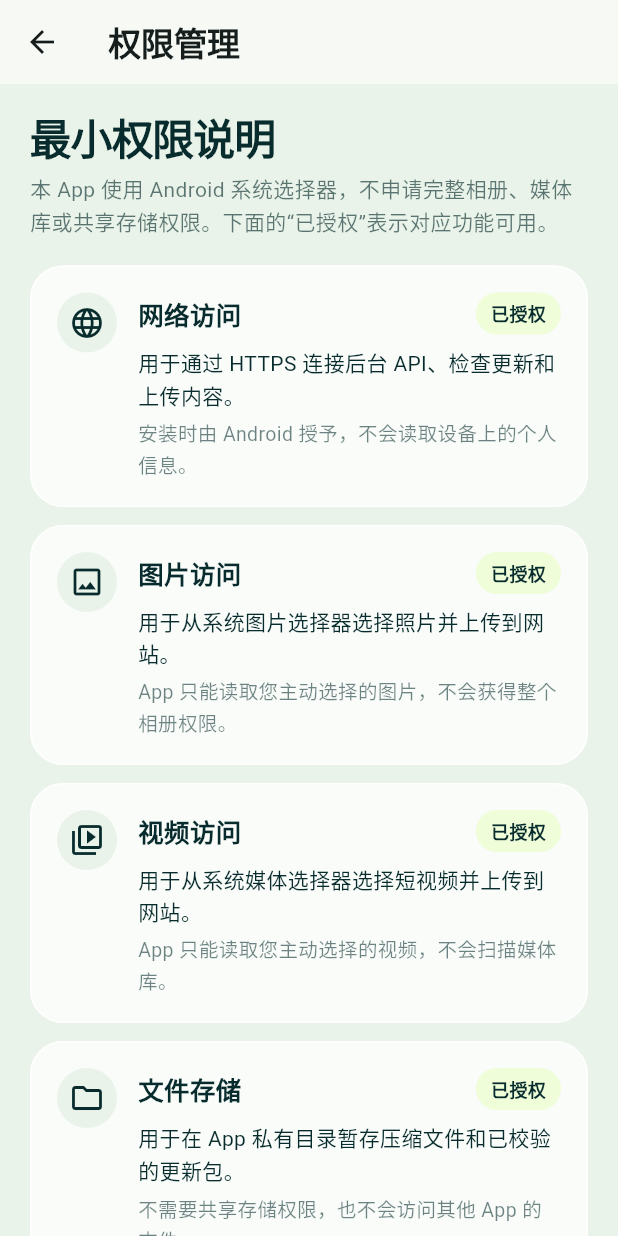
After one commit to jack-114514/into-youth-archive, a Flutter app: the PermissionsScreen screen opened directly, on a phone screen of 412 x 824 dp. The commit adds this screen. Run offline on Flutter 3.47's test engine with Material 3 defaults, Android fonts, the phone set to English and light mode, and no system bars; our stand-ins replace dio, flutter_image_compress, flutter_riverpod, flutter_secure_storage, image_picker, open_filex and 1 more; missing offline and left inert: video_compress; accounts and stored records are empty.

Commit message:
feat(android): add release info and permission guidance

```diff
--- a/mobile-admin-app/lib/core/config/app_config.dart
+++ b/mobile-admin-app/lib/core/config/app_config.dart
@@ -22,6 +22,22 @@ class AppConfig {
     'BUILD_TYPE',
     defaultValue: 'debug',
   );
+  static const apiEnvironment = String.fromEnvironment(
+    'API_ENVIRONMENT',
+    defaultValue: 'development',
+  );
+
+  static Uri? get officialWebsiteUri => _httpsUri(publicBaseUrl);
+
+  static Uri? get githubProjectUri {
+    final releases = _httpsUri(githubReleasesUrl);
+    if (releases == null) return null;
+    final segments = [...releases.pathSegments];
+    if (segments.isNotEmpty && segments.last == 'releases') {
+      segments.removeLast();
+    }
+    return releases.replace(pathSegments: segments);
+  }
 
   static bool get isConfigured =>
       Uri.tryParse(apiBaseUrl)?.scheme == 'https' &&
@@ -36,4 +52,10 @@ class AppConfig {
     }
     return base.resolve(value);
   }
+
+  static Uri? _httpsUri(String value) {
+    final uri = Uri.tryParse(value.trim());
+    if (uri == null || uri.scheme != 'https' || uri.host.isEmpty) return null;
+    return uri;
+  }
 }
--- /dev/null
+++ b/mobile-admin-app/lib/core/platform/system_settings.dart
@@ -0,0 +1,11 @@
+import 'package:flutter/services.dart';
+
+class SystemSettings {
+  const SystemSettings._();
+
+  static const _channel = MethodChannel('com.intoyoutharchive/system_settings');
+
+  static Future<void> openAppPermissionSettings() async {
+    await _channel.invokeMethod<void>('openAppPermissionSettings');
+  }
+}
--- a/mobile-admin-app/lib/features/developer/developer_screen.dart
+++ b/mobile-admin-app/lib/features/developer/developer_screen.dart
@@ -2,7 +2,7 @@ import 'package:flutter/material.dart';
 import 'package:flutter_riverpod/flutter_riverpod.dart';
 import 'package:package_info_plus/package_info_plus.dart';
 
-import '../../core/config/app_config.dart';
+import '../../core/config/app_diagnostics.dart';
 import '../../core/providers.dart';
 import '../../core/theme/app_theme.dart';
 
@@ -10,6 +10,7 @@ final developerInfoProvider = FutureProvider.autoDispose<Map<String, dynamic>>((
   ref,
 ) async {
   final package = await PackageInfo.fromPlatform();
+  final diagnostics = AppDiagnostics.fromPackage(package);
   final session = await ref.watch(apiClientProvider).getJson('/session');
   final stopwatch = Stopwatch()..start();
   final dashboard = await ref.watch(apiClientProvider).getJson('/dashboard');
@@ -18,12 +19,14 @@ final developerInfoProvider = FutureProvider.autoDispose<Map<String, dynamic>>((
       .watch(apiClientProvider)
       .getJson('/operation-logs', query: const {'limit': 40});
   return {
-    'version': package.version,
-    'version_code': package.buildNumber,
-    'package': package.packageName,
-    'commit': AppConfig.buildCommit,
-    'build_time': AppConfig.buildTime,
-    'build_type': AppConfig.buildType,
+    'app_name': diagnostics.appName,
+    'version': diagnostics.version,
+    'version_code': diagnostics.versionCode,
+    'package': diagnostics.packageName,
+    'commit': diagnostics.gitCommit,
+    'build_time': diagnostics.buildTime,
+    'build_type': diagnostics.buildType,
+    'api_environment': diagnostics.apiEnvironment,
     'api_latency_ms': stopwatch.elapsedMilliseconds,
     'session': session,
     'dashboard': dashboard,
@@ -60,6 +63,7 @@ class DeveloperScreen extends ConsumerWidget {
                 style: TextStyle(color: AppTheme.ink.withValues(alpha: .58)),
               ),
               const SizedBox(height: 20),
+              _InfoTile(label: 'App 名称', value: data['app_name'].toString()),
               _InfoTile(label: 'App 版本', value: data['version'].toString()),
               _InfoTile(
                 label: 'Version Code',
@@ -74,6 +78,10 @@ class DeveloperScreen extends ConsumerWidget {
               _InfoTile(
                 label: 'Build 类型',
                 value: data['build_type'].toString(),
+              ),
+              _InfoTile(
+                label: 'API Environment',
+                value: data['api_environment'].toString(),
               ),
               _InfoTile(label: 'API', value: '在线'),
               _InfoTile(label: 'API 延迟', value: '${data['api_latency_ms']} ms'),
--- /dev/null
+++ b/mobile-admin-app/lib/features/settings/permissions_screen.dart
@@ -0,0 +1,178 @@
+import 'package:flutter/material.dart';
+import 'package:flutter/services.dart';
+
+import '../../core/platform/system_settings.dart';
+import '../../core/theme/app_theme.dart';
+
+class PermissionsScreen extends StatelessWidget {
+  const PermissionsScreen({super.key});
+
+  static const items = <PermissionDescription>[
+    PermissionDescription(
+      name: '网络访问',
+      icon: Icons.language_rounded,
+      purpose: '用于通过 HTTPS 连接后台 API、检查更新和上传内容。',
+      detail: '安装时由 Android 授予，不会读取设备上的个人信息。',
+    ),
+    PermissionDescription(
+      name: '图片访问',
+      icon: Icons.photo_outlined,
+      purpose: '用于从系统图片选择器选择照片并上传到网站。',
+      detail: 'App 只能读取您主动选择的图片，不会获得整个相册权限。',
+    ),
+    PermissionDescription(
+      name: '视频访问',
+      icon: Icons.video_library_outlined,
+      purpose: '用于从系统媒体选择器选择短视频并上传到网站。',
+      detail: 'App 只能读取您主动选择的视频，不会扫描媒体库。',
+    ),
+    PermissionDescription(
+      name: '文件存储',
+      icon: Icons.folder_outlined,
+      purpose: '用于在 App 私有目录暂存压缩文件和已校验的更新包。',
+      detail: '不需要共享存储权限，也不会访问其他 App 的文件。',
+    ),
+  ];
+
+  Future<void> _openSettings(BuildContext context) async {
+    try {
+      await SystemSettings.openAppPermissionSettings();
+    } on PlatformException catch (error) {
+      if (!context.mounted) return;
+      ScaffoldMessenger.of(context).showSnackBar(
+        SnackBar(content: Text('无法打开系统设置：${error.message ?? error.code}')),
+      );
+    }
+  }
+
+  @override
+  Widget build(BuildContext context) {
+    return Scaffold(
+      appBar: AppBar(title: const Text('权限管理')),
+      body: ListView(
+        padding: const EdgeInsets.fromLTRB(20, 20, 20, 40),
+        children: [
+          Text('最小权限说明', style: Theme.of(context).textTheme.headlineMedium),
+          const SizedBox(height: 8),
+          Text(
+            '本 App 使用 Android 系统选择器，不申请完整相册、媒体库或共享存储权限。下面的“已授权”表示对应功能可用。',
+            style: TextStyle(color: AppTheme.ink.withValues(alpha: .64)),
+          ),
+          const SizedBox(height: 18),
+          for (final item in items) ...[
+            _PermissionCard(item: item),
+            const SizedBox(height: 12),
+          ],
+          const SizedBox(height: 6),
+          FilledButton.icon(
+            onPressed: () => _openSettings(context),
+            icon: const Icon(Icons.settings_outlined),
+            label: const Text('打开系统权限设置'),
+          ),
+          const SizedBox(height: 10),
+          Text(
+            '将打开 Android 的 INTO 青春管理应用信息页，您可以在其中查看权限。',
+            textAlign: TextAlign.center,
+            style: TextStyle(
+              color: AppTheme.ink.withValues(alpha: .54),
+              fontSize: 13,
+            ),
+          ),
+        ],
+      ),
+    );
+  }
+}
+
+class PermissionDescription {
+  const PermissionDescription({
+    required this.name,
+    required this.icon,
+    required this.purpose,
+    required this.detail,
+  });
+
+  final String name;
+  final IconData icon;
+  final String purpose;
+  final String detail;
+}
+
+class _PermissionCard extends StatelessWidget {
+  const _PermissionCard({required this.item});
+
+  final PermissionDescription item;
+
+  @override
+  Widget build(BuildContext context) {
+    return Card(
+      child: Padding(
+        padding: const EdgeInsets.all(18),
+        child: Row(
+          crossAxisAlignment: CrossAxisAlignment.start,
+          children: [
+            CircleAvatar(
+              backgroundColor: AppTheme.mint,
+              foregroundColor: AppTheme.ink,
+              child: Icon(item.icon),
+            ),
+            const SizedBox(width: 14),
+            Expanded(
+              child: Column(
+                crossAxisAlignment: CrossAxisAlignment.start,
+                children: [
+                  Row(
+                    children: [
+                      Expanded(
+                        child: Text(
+                          item.name,
+                          style: const TextStyle(
+                            fontSize: 17,
+                            fontWeight: FontWeight.w800,
+                          ),
+                        ),
+                      ),
+                      const _AuthorizedChip(),
+                    ],
+                  ),
+                  const SizedBox(height: 8),
+                  Text(item.purpose),
+                  const SizedBox(height: 5),
+                  Text(
+                    item.detail,
+                    style: TextStyle(
+                      color: AppTheme.ink.withValues(alpha: .58),
+                      fontSize: 13,
+                    ),
+                  ),
+                ],
+              ),
+            ),
+          ],
+        ),
+      ),
+    );
+  }
+}
+
+class _AuthorizedChip extends StatelessWidget {
+  const _AuthorizedChip();
+
+  @override
+  Widget build(BuildContext context) {
+    return Semantics(
+      label: '当前状态：已授权',
+      child: Container(
+        padding: const EdgeInsets.symmetric(horizontal: 10, vertical: 5),
+        decoration: BoxDecoration(
+          color: AppTheme.acid.withValues(alpha: .2),
+          borderRadius: BorderRadius.circular(99),
+        ),
+        child: const Text(
+          '已授权',
+          style: TextStyle(fontSize: 12, fontWeight: FontWeight.w800),
+        ),
+      ),
+    );
+  }
+}
```
Also changed, not shown: mobile-admin-app/lib/core/config/app_diagnostics.dart (added, +40 -0 lines), mobile-admin-app/lib/features/settings/about_app_card.dart (added, +193 -0 lines), mobile-admin-app/lib/features/settings/settings_screen.dart (+23 -61 lines), 3 other files.
